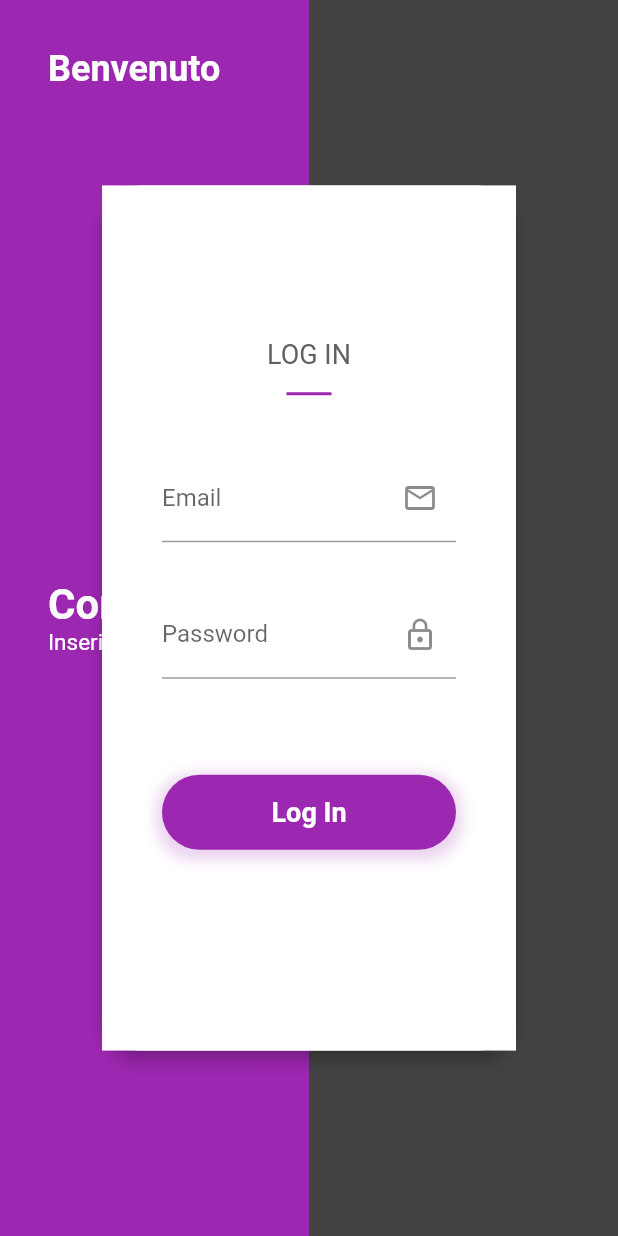
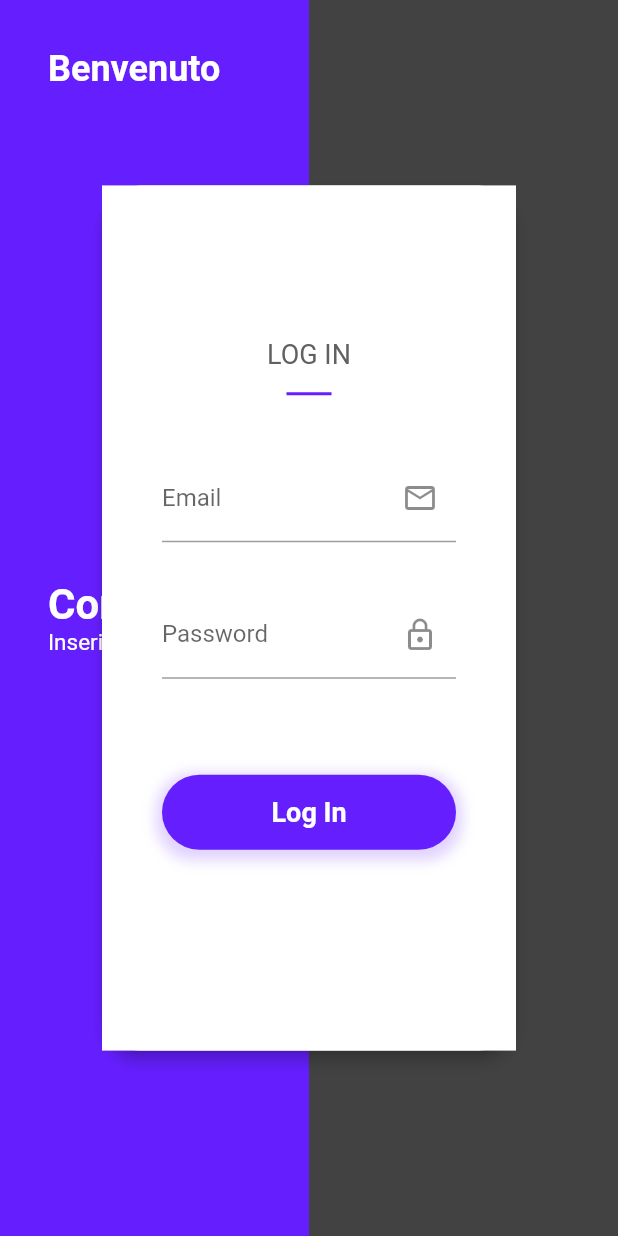
Before and after one commit to Albenzoo/Crypto-Radar, a Flutter app: the screen it shows after launch, on a phone screen of 412 x 824 dp. Run offline on Flutter 3.47's test engine with Material 2 defaults, Android fonts, the phone set to English and light mode, and no system bars; our stand-ins replace flutter_spinkit, google_fonts.

Commit message:
update color

```diff
--- a/lib/shared/constants.dart
+++ b/lib/shared/constants.dart
@@ -1,5 +1,5 @@
 import 'package:flutter/material.dart';
 
-Color kPrimaryColor = Colors.purple;
+Color kPrimaryColor = Colors.deepPurpleAccent.shade400;
 Color kSecondaryColor = Colors.grey.shade800;
 String baseUrl = "http://localhost:3001"; //https://api.coingecko.com
```
